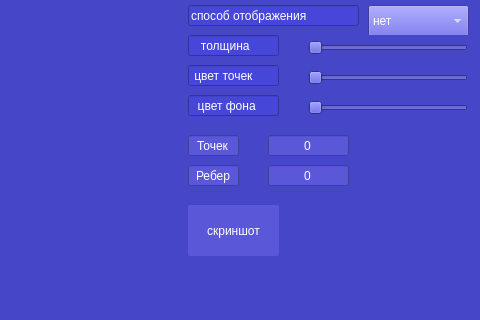
Before: the Qt Designer form src/3D_Viewer/forms/mainwindow.ui in Amur312/3DViewer_v1.0, drawn with Qt 5; both pictures show x 682 to 1162 and y 615 to 935 of the 1162 by 935 pixel window.
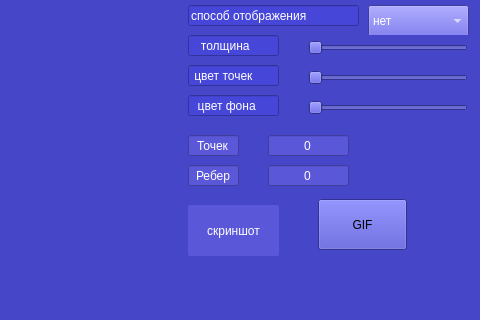
After: the same form once the commit is applied.

```diff
--- a/src/3D_Viewer/forms/mainwindow.ui
+++ b/src/3D_Viewer/forms/mainwindow.ui
@@ -1161,6 +1161,19 @@
      <bool>true</bool>
     </property>
    </widget>
+   <widget class="QPushButton" name="pushButton_2">
+    <property name="geometry">
+     <rect>
+      <x>1000</x>
+      <y>814</y>
+      <width>89</width>
+      <height>51</height>
+     </rect>
+    </property>
+    <property name="text">
+     <string>GIF</string>
+    </property>
+   </widget>
   </widget>
   <widget class="QMenuBar" name="menubar">
    <property name="geometry">
```
